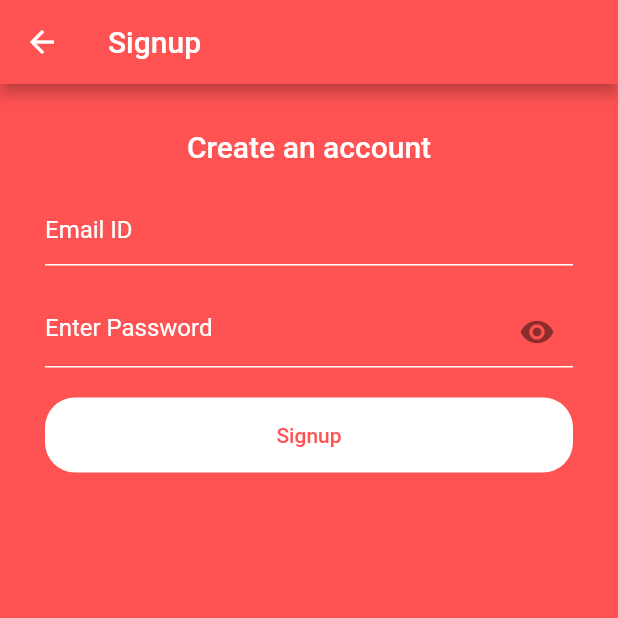
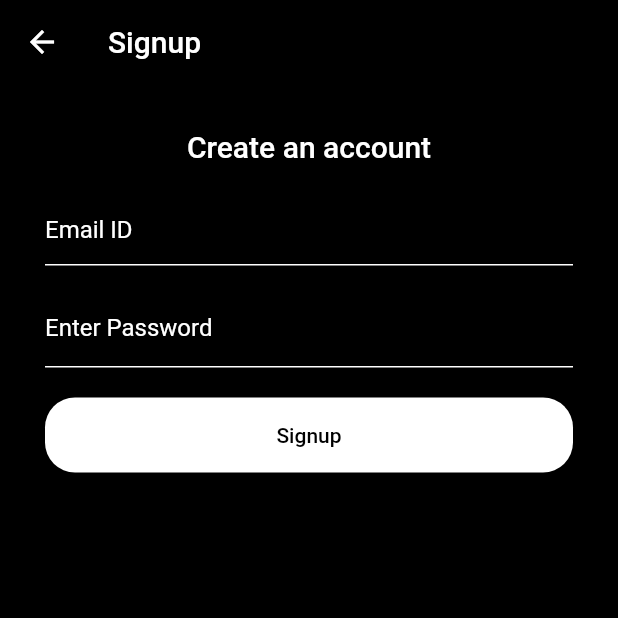
Before and after one commit to rajmayank93/iiit-info, a Flutter app: the screen it shows after launch, after a tap on "Sign Up", on a phone screen of 412 x 824 dp, the top half of it. Run offline on Flutter 3.47's test engine with Material 2 defaults, Android fonts, the phone set to English and light mode, and no system bars; our stand-ins replace animated_splash_screen, firebase_auth, firebase_core, fluttertoast, font_awesome_flutter, get and 2 more; accounts and stored records are empty; network calls fail.

Commit message:
background colours change

```diff
--- a/lib/aboutuspage.dart
+++ b/lib/aboutuspage.dart
@@ -6,9 +6,9 @@ class aboutuspage extends StatelessWidget {
   Widget build(BuildContext context) {
     return MaterialApp(
         home: Scaffold(
-      backgroundColor: Colors.redAccent,
+      backgroundColor: Colors.black,
       appBar: AppBar(
-        backgroundColor: Colors.redAccent,
+        backgroundColor: Colors.black,
         leading: IconButton(
             onPressed: () {
               Navigator.pop(context);
--- a/lib/changepassword.dart
+++ b/lib/changepassword.dart
@@ -18,9 +18,9 @@ class _loginpageState extends State<changepassword> {
   @override
   Widget build(BuildContext context) {
     return Scaffold(
-      backgroundColor: Colors.redAccent,
+      backgroundColor: Colors.black,
       appBar: AppBar(
-        backgroundColor: Colors.redAccent,
+        backgroundColor: Colors.black,
         title: Text(
           'Change Password',
           style: TextStyle(color: Colors.white),
@@ -64,7 +64,7 @@ class _loginpageState extends State<changepassword> {
                       },
                       child: Text(
                         'Send password update link to email',
-                        style: TextStyle(color: Colors.redAccent),
+                        style: TextStyle(color: Colors.black),
                       )),
                 ),
               ),
--- a/lib/contactuspage.dart
+++ b/lib/contactuspage.dart
@@ -14,9 +14,9 @@ class contactuspage extends StatelessWidget {
   Widget build(BuildContext context) {
     return MaterialApp(
         home: Scaffold(
-      backgroundColor: Colors.redAccent,
+      backgroundColor: Colors.black,
       appBar: AppBar(
-        backgroundColor: Colors.redAccent,
+        backgroundColor: Colors.black,
         leading: IconButton(
             onPressed: () {
               Navigator.pop(context);
--- a/lib/drawers/maindrawer.dart
+++ b/lib/drawers/maindrawer.dart
@@ -1,11 +1,12 @@
 import 'package:flutter/material.dart';
 import 'package:hackathon/aboutuspage.dart';
 import 'package:hackathon/contactuspage.dart';
+import 'package:hackathon/main.dart';
 
 Drawer maindrawer(BuildContext context) {
   return Drawer(
       child: Container(
-    color: Color.fromRGBO(50, 75, 205, 1),
+    color: Colors.black87,
     child: ListView(
       children: <Widget>[
         Container(
@@ -29,7 +30,11 @@ Drawer maindrawer(BuildContext context) {
             style: TextStyle(color: Colors.white, fontSize: 20),
           ),
           onTap: () {
-            Navigator.pop(context);
+            Navigator.pushReplacement(
+                context,
+                MaterialPageRoute(
+                  builder: (context) => loginpage(),
+                ));
           },
         ),
         ListTile(
--- a/lib/forgotpassword.dart
+++ b/lib/forgotpassword.dart
@@ -16,9 +16,9 @@ class _loginpageState extends State<forgotpassword> {
   @override
   Widget build(BuildContext context) {
     return Scaffold(
-      backgroundColor: Colors.redAccent,
+      backgroundColor: Colors.black,
       appBar: AppBar(
-        backgroundColor: Colors.redAccent,
+        backgroundColor: Colors.black,
         title: Text(
           'Forgot Password',
           style: TextStyle(color: Colors.white),
@@ -76,7 +76,7 @@ class _loginpageState extends State<forgotpassword> {
                       },
                       child: Text(
                         'Reset Password',
-                        style: TextStyle(color: Colors.redAccent),
+                        style: TextStyle(color: Colors.black),
                       )),
                 ),
               ),
--- a/lib/googleloginmain.dart
+++ b/lib/googleloginmain.dart
@@ -50,9 +50,9 @@ class _loginpageState extends State<afterlogingmail> {
   @override
   Widget build(BuildContext context) {
     return Scaffold(
-        backgroundColor: Colors.redAccent,
+        backgroundColor: Colors.black,
         appBar: AppBar(
-          backgroundColor: Colors.redAccent,
+          backgroundColor: Colors.black,
           title: Text(
             'IIIT info',
             style: TextStyle(color: Colors.white),
--- a/lib/main.dart
+++ b/lib/main.dart
@@ -65,9 +65,9 @@ class _loginpageState extends State<loginpage> {
 
   Scaffold loginpagetest(BuildContext context) {
     return Scaffold(
-        backgroundColor: Colors.redAccent,
+        backgroundColor: Colors.black,
         appBar: AppBar(
-          backgroundColor: Colors.redAccent,
+          backgroundColor: Colors.black,
           title: Text(
             'Login',
             style: TextStyle(color: Colors.white),
@@ -76,11 +76,8 @@ class _loginpageState extends State<loginpage> {
         drawer: maindrawer(context),
         body: Padding(
             padding: const EdgeInsets.all(4.0),
-            child: Center(child: loginpagebutton())));
-  }
-
-  Column loginpagebutton() {
-    return Column(
+            child: Center(
+                child: Column(
                     mainAxisAlignment: MainAxisAlignment.center,
                     mainAxisSize: MainAxisSize.min,
                     children: [
@@ -122,6 +119,6 @@ class _loginpageState extends State<loginpage> {
                         'Have an account? login',
                         style: TextStyle(color: Colors.white),
                       )),
-        ]);
+                ]))));
   }
 }
--- a/lib/signinpage.dart
+++ b/lib/signinpage.dart
@@ -19,9 +19,9 @@ class _loginpageState extends State<signinpage> {
   @override
   Widget build(BuildContext context) {
     return Scaffold(
-      backgroundColor: Colors.redAccent,
+      backgroundColor: Colors.black,
       appBar: AppBar(
-        backgroundColor: Colors.redAccent,
+        backgroundColor: Colors.black,
         title: Text(
           'SignIn',
           style: TextStyle(color: Colors.white),
@@ -126,7 +126,7 @@ class _loginpageState extends State<signinpage> {
                       },
                       child: Text(
                         'Signin',
-                        style: TextStyle(color: Colors.redAccent),
+                        style: TextStyle(color: Colors.black),
                       )),
                 ),
               ),
--- a/lib/signup/signup.dart
+++ b/lib/signup/signup.dart
@@ -17,9 +17,9 @@ class _loginpageState extends State<signuppage> {
   @override
   Widget build(BuildContext context) {
     return Scaffold(
-      backgroundColor: Colors.redAccent,
+      backgroundColor: Colors.black,
       appBar: AppBar(
-        backgroundColor: Colors.redAccent,
+        backgroundColor: Colors.black,
         title: Text(
           'Signup',
           style: TextStyle(color: Colors.white),
@@ -107,7 +107,7 @@ class _loginpageState extends State<signuppage> {
                       },
                       child: Text(
                         'Signup',
-                        style: TextStyle(color: Colors.redAccent),
+                        style: TextStyle(color: Colors.black),
                       )),
                 ),
               ),
```
Also changed, not shown: lib/afterloginmainpage.dart (+14 -6 lines), lib/drawers/logindrawer.dart (+7 -2 lines), lib/drawers/loginmaindrawer.dart (+7 -2 lines). Lines whose indentation alone changed are shown as unchanged.
